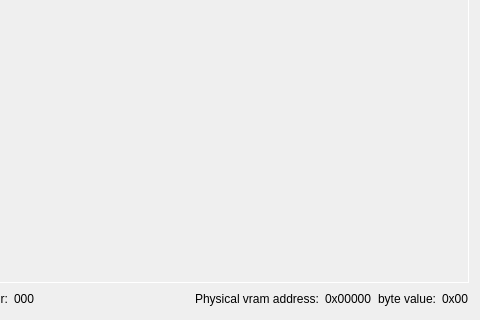
Old version of the form src/BitMapViewer.ui in the repository openMSX/debugger; both pictures show x 124 to 604 and y 299 to 619 of the 604 by 619 pixel window.
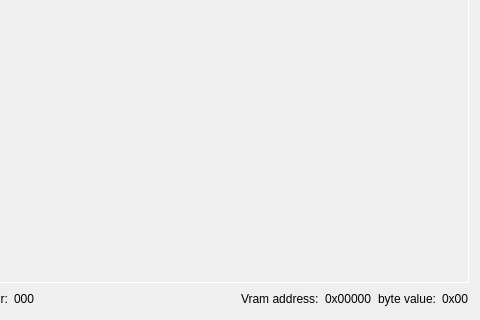
New version of the form.

Commit message: Get the color and byte values of the decode image in the bitmapped based vram viewer.

What changed in the file:
```diff
--- a/src/BitMapViewer.ui
+++ b/src/BitMapViewer.ui
@@ -513,7 +513,7 @@
      <item>
       <widget class="QLabel" name="label_17" >
        <property name="text" >
-        <string>Physical vram address:</string>
+        <string>Vram address:</string>
        </property>
       </widget>
      </item>
```
The commit also changes 5 other files.
